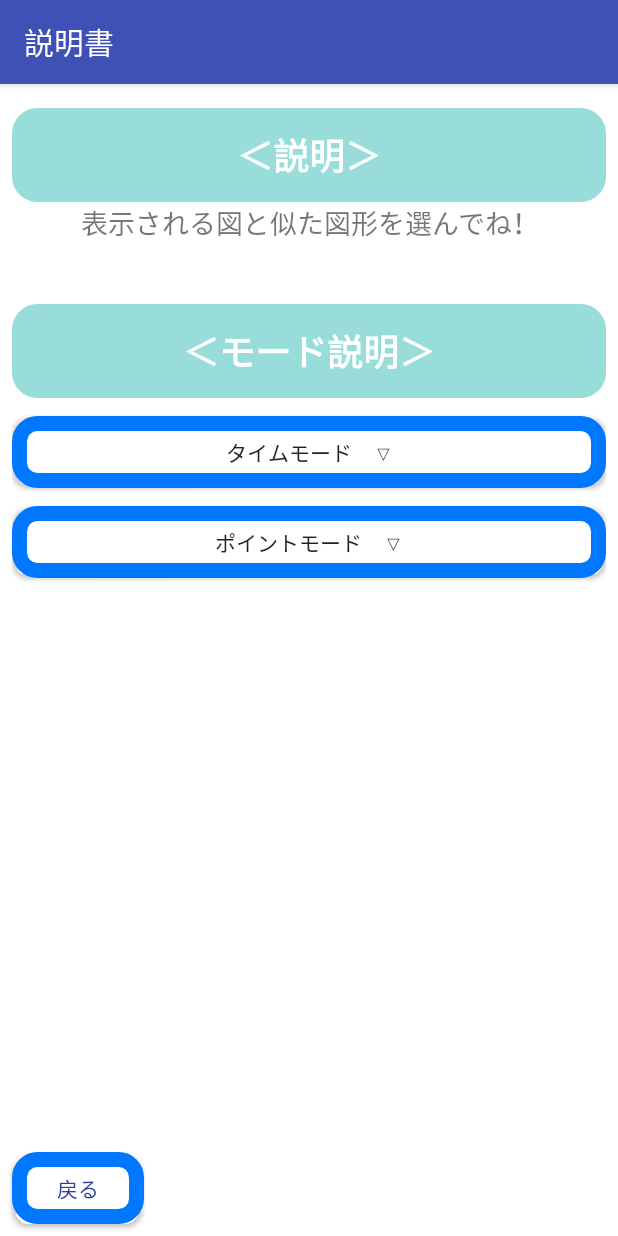
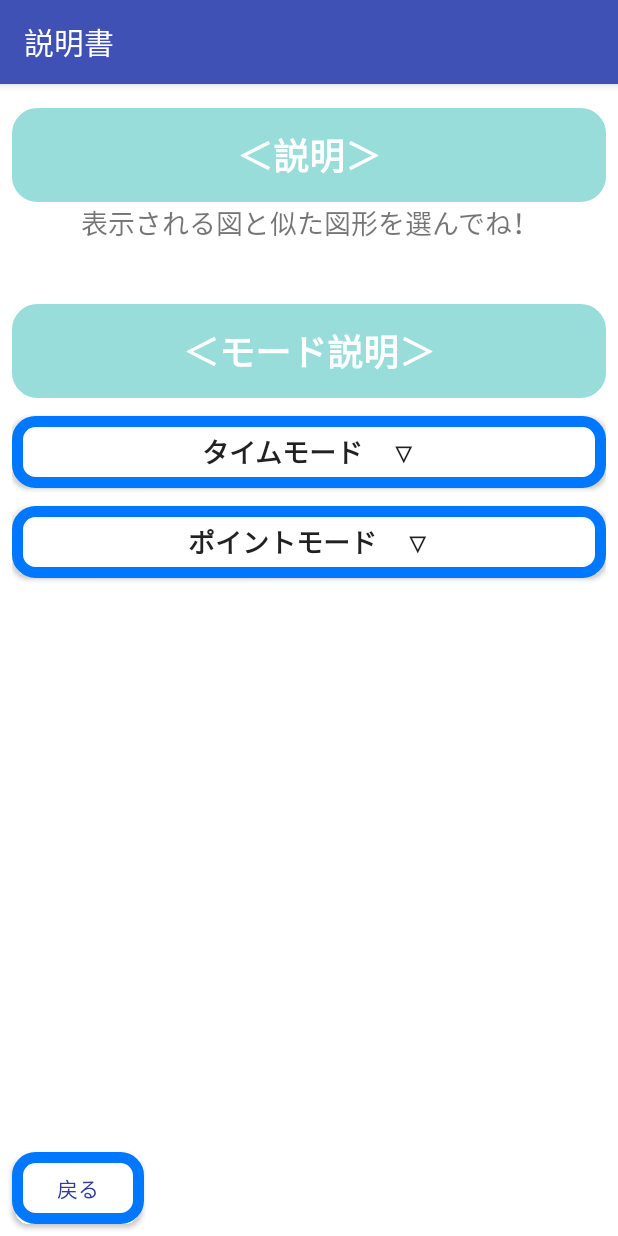
Before and after one commit to Bluewind12/KenKenPaApp, an Android app: the ReadMeActivity screen opened directly, with no data from a screen before it, on a phone screen of 412 x 824 dp. Run offline under Robolectric (Android 15) with nearby library versions, the phone set to English and light mode, and no system bars.

Commit message:
Layoutの修正

```diff
--- a/app/src/main/res/drawable/style_button.xml
+++ b/app/src/main/res/drawable/style_button.xml
@@ -6,8 +6,8 @@
     <corners android:radius="12sp"/>
     <solid android:color="#FFFFFF"/>
     <stroke android:color="#0077FF"
-        android:width="10sp"/>
-    <padding android:left="7sp" android:top="12sp"
-        android:right="7sp" android:bottom="12sp" />
+        android:width="7sp"/>
+    <padding android:left="12sp" android:top="5sp"
+        android:right="12sp" android:bottom="5sp" />
 
 </shape>
--- a/app/src/main/res/layout/activity_main.xml
+++ b/app/src/main/res/layout/activity_main.xml
@@ -52,6 +52,7 @@
         android:background="@drawable/style_button"
         android:text="@string/start1"
         android:textColor="@color/colorPrimary"
+        android:textSize="18sp"
         android:textStyle="bold"
         app:layout_constraintStart_toStartOf="parent"
         app:layout_constraintTop_toBottomOf="@+id/textView3" />
@@ -65,6 +66,7 @@
         android:background="@drawable/style_button"
         android:text="@string/start2"
         android:textColor="@color/colorPrimary"
+        android:textSize="18sp"
         android:textStyle="bold"
         app:layout_constraintEnd_toEndOf="parent"
         app:layout_constraintTop_toBottomOf="@+id/textView3" />
@@ -155,7 +157,7 @@
         android:layout_marginEnd="32dp"
         android:background="@drawable/style_button"
         android:text="@string/readme_jump"
-        android:textSize="18sp"
+        android:textSize="24sp"
         app:layout_constraintEnd_toEndOf="parent"
         app:layout_constraintStart_toStartOf="parent"
         app:layout_constraintTop_toBottomOf="@+id/mainTitleText" />
--- a/app/src/main/res/layout/readme_layout.xml
+++ b/app/src/main/res/layout/readme_layout.xml
@@ -68,7 +68,9 @@
                 android:layout_width="match_parent"
                 android:layout_height="wrap_content"
                 android:background="@drawable/style_button"
-                android:text="@string/readMeSubTitle1" />
+                android:text="@string/readMeSubTitle1"
+                android:textSize="18sp"
+                android:textStyle="bold" />
 
             <LinearLayout
                 android:id="@+id/scoreModeReadList"
@@ -137,7 +139,9 @@
                 android:layout_height="wrap_content"
                 android:background="@drawable/style_button"
                 android:text="@string/readMeSubTitle2"
-                android:textAlignment="center" />
+                android:textAlignment="center"
+                android:textSize="18sp"
+                android:textStyle="bold" />
 
             <LinearLayout
                 android:id="@+id/pointModeReadList"
```
